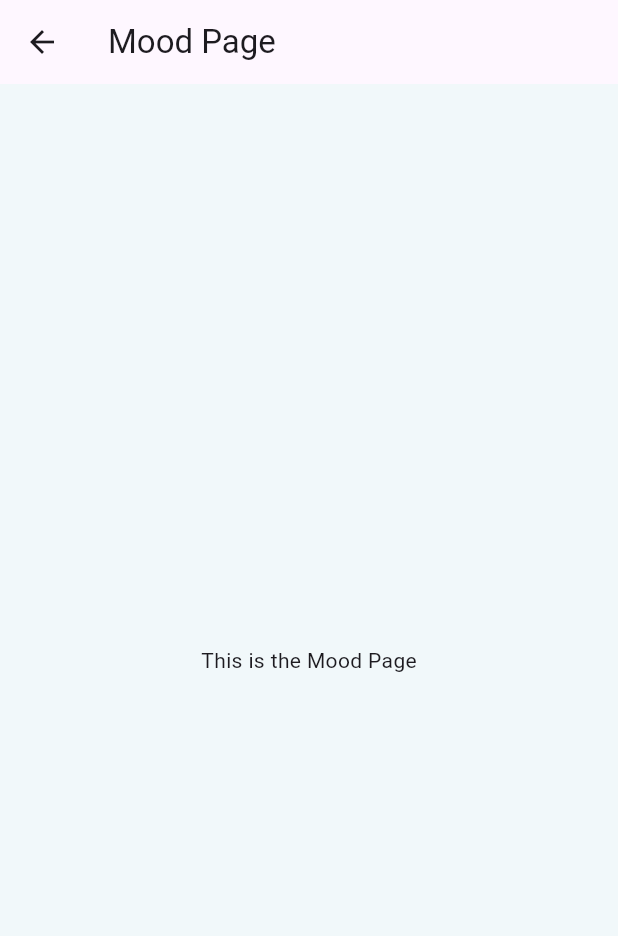
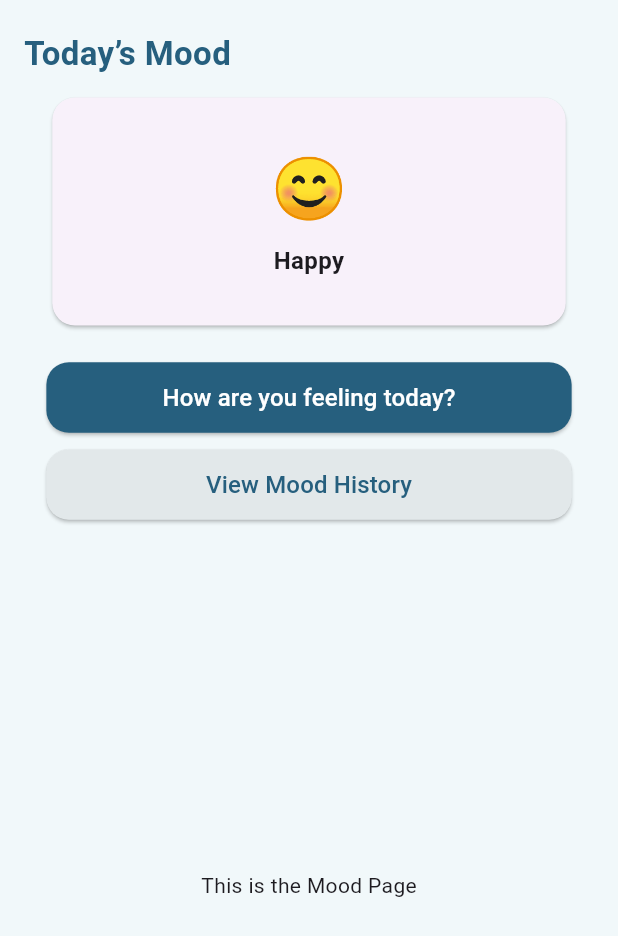
Before and after one commit to bretmuchow07/dementia-care, a Flutter app: the MoodPage screen opened directly, on a phone screen of 412 x 824 dp. Shown: the top 936 px of the screen. Run offline on Flutter 3.47's test engine with Material 3 defaults, Android fonts, the light colour scheme and no system bars; our stand-ins replace supabase_flutter; accounts and stored records are empty; network calls fail; Roboto replaces fonts that are missing (Poppins).

Commit message:
commit main designs

```diff
--- a/dementia_care/lib/screens/moods/mood.dart
+++ b/dementia_care/lib/screens/moods/mood.dart
@@ -1,3 +1,4 @@
+import 'package:dementia_care/screens/moods/moodcard.dart';
 import 'package:flutter/material.dart';
 
 class MoodPage extends StatelessWidget {
@@ -5,12 +6,105 @@ class MoodPage extends StatelessWidget {
 
   @override
   Widget build(BuildContext context) {
+    double cardWidth = MediaQuery.of(context).size.width * 0.85; // Consistent width
+
     return Scaffold(
-      appBar: AppBar(
-        title: const Text('Mood Page'),
-      ),
-      body: const Center(
-        child: Text('This is the Mood Page'),
+      body: Padding(
+        padding: const EdgeInsets.symmetric(horizontal: 16.0, vertical: 10.0),
+        child: Column(
+          crossAxisAlignment: CrossAxisAlignment.center, // Center items
+          children: [
+            // Title
+            const Padding(
+              padding: EdgeInsets.only(top: 10.0, bottom: 10.0),
+              child: Align(
+                alignment: Alignment.centerLeft,
+                child: Text(
+                  'Today’s Mood',
+                  style: TextStyle(
+                    color: Color(0xFF265F7E),
+                    fontWeight: FontWeight.bold,
+                    fontSize: 22,
+                  ),
+                ),
+              ),
+            ),
+
+            // MoodCard (Centered)
+            Center(
+              child: Container(
+                height: 160.0, // Reduced height for better fit
+                width: cardWidth, // Ensuring width consistency
+                decoration: BoxDecoration(
+                  borderRadius: BorderRadius.circular(20.0),
+                ),
+                child: const MoodCard(emoji: '😊', moodTitle: 'Happy'),
+              ),
+            ),
+
+            const SizedBox(height: 20), // Reduced spacing
+
+            // Buttons Aligned with MoodCard
+            Center(
+              child: Column(
+                children: [
+                  // "How are you feeling today?" Button
+                  SizedBox(
+                    width: cardWidth, // Matching MoodCard width
+                    child: ElevatedButton(
+                      onPressed: () {
+                        // TODO: Implement mood selection
+                      },
+                      style: ElevatedButton.styleFrom(
+                        backgroundColor: const Color(0xFF265F7E),
+                        padding: const EdgeInsets.symmetric(vertical: 12), // Adjusted padding
+                        shape: RoundedRectangleBorder(
+                          borderRadius: BorderRadius.circular(15),
+                        ),
+                      ),
+                      child: const Text(
+                        'How are you feeling today?',
+                        style: TextStyle(fontSize: 16, color: Colors.white),
+                      ),
+                    ),
+                  ),
+
+                  const SizedBox(height: 10), // Adjusted spacing
+
+                  // "View Mood History" Button
+                  SizedBox(
+                    width: cardWidth, // Matching MoodCard width
+                    child: ElevatedButton(
+                      onPressed: () {
+                        // TODO: Implement mood history navigation
+                      },
+                      style: ElevatedButton.styleFrom(
+                        backgroundColor: const Color(0xFFE2E8EA),
+                        padding: const EdgeInsets.symmetric(vertical: 12), // Adjusted padding
+                        shape: RoundedRectangleBorder(
+                          borderRadius: BorderRadius.circular(15),
+                        ),
+                      ),
+                      child: const Text(
+                        'View Mood History',
+                        style: TextStyle(fontSize: 16, color: Color(0xFF265F7E)),
+                      ),
+                    ),
+                  ),
+                ],
+              ),
+            ),
+
+            const SizedBox(height: 20), // Reduced spacing
+
+            // Placeholder Content
+            const Expanded(
+              child: Center(
+                child: Text('This is the Mood Page'),
+              ),
+            ),
+          ],
+        ),
       ),
     );
   }
--- /dev/null
+++ b/dementia_care/lib/screens/moods/moodcard.dart
@@ -0,0 +1,71 @@
+import 'package:flutter/material.dart';
+
+class MoodCard extends StatelessWidget {
+  final String emoji;
+  final String moodTitle;
+
+  const MoodCard({super.key, required this.emoji, required this.moodTitle});
+
+  @override
+  Widget build(BuildContext context) {
+    return Card(
+      shape: RoundedRectangleBorder(
+        borderRadius: BorderRadius.circular(15.0),
+      ),
+      child: SizedBox(
+        width: 120, // Fixed width for consistency
+        child: Column(
+          mainAxisAlignment: MainAxisAlignment.center,
+          children: [
+            Text(
+              emoji,
+              style: const TextStyle(fontSize: 40), // Large emoji
+            ),
+            const SizedBox(height: 8),
+            Text(
+              moodTitle,
+              style: const TextStyle(
+                fontSize: 16.0,
+                fontWeight: FontWeight.bold,
+              ),
+              textAlign: TextAlign.center,
+            ),
+          ],
+        ),
+      ),
+    );
+  }
+}
+
+class MoodCardList extends StatelessWidget {
+  final List<Map<String, String>> moodCards = [
+    {'emoji': '😊', 'moodTitle': 'Happy'},
+    {'emoji': '😢', 'moodTitle': 'Sad'},
+    {'emoji': '😡', 'moodTitle': 'Angry'},
+    {'emoji': '😴', 'moodTitle': 'Tired'},
+    {'emoji': '😨', 'moodTitle': 'Anxious'},
+    {'emoji': '🥰', 'moodTitle': 'Loved'},
+  ];
+
+  MoodCardList({super.key});
+
+  @override
+  Widget build(BuildContext context) {
+    return SizedBox(
+      height: 150.0, // Adjust height as needed
+      child: ListView.builder(
+        scrollDirection: Axis.horizontal,
+        itemCount: moodCards.length,
+        itemBuilder: (context, index) {
+          return Padding(
+            padding: const EdgeInsets.all(8.0),
+            child: MoodCard(
+              emoji: moodCards[index]['emoji']!,
+              moodTitle: moodCards[index]['moodTitle']!,
+            ),
+          );
+        },
+      ),
+    );
+  }
+}
--- a/dementia_care/lib/widgets/bottomnav.dart
+++ b/dementia_care/lib/widgets/bottomnav.dart
@@ -28,7 +28,7 @@ class BottomNavBar extends StatelessWidget {
           currentIndex: currentIndex,
           onTap: onTap,
           backgroundColor: Colors.white, // Ensures the background matches
-          selectedItemColor: Color(0xFF02476D),
+          selectedItemColor: const Color(0xFF02476D),
           unselectedItemColor: Colors.grey,
           showSelectedLabels: true,
           showUnselectedLabels: true,
```
Also changed, not shown: dementia_care/lib/home.dart (+4 -26 lines), dementia_care/lib/screens/gallery/gallery.dart (+41 -5 lines), dementia_care/lib/widgets/memorycard.dart (added, +73 -0 lines).
